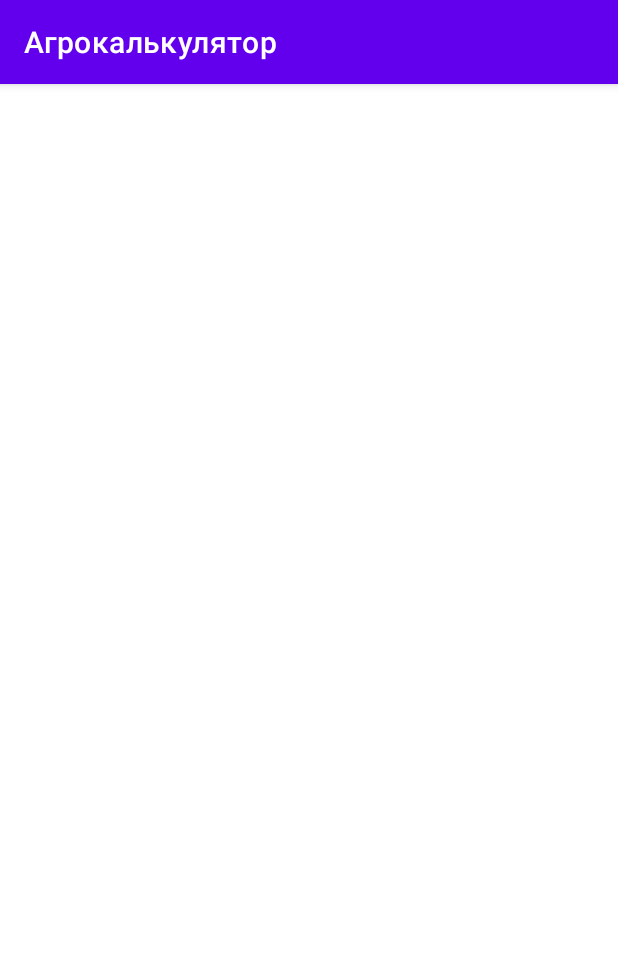
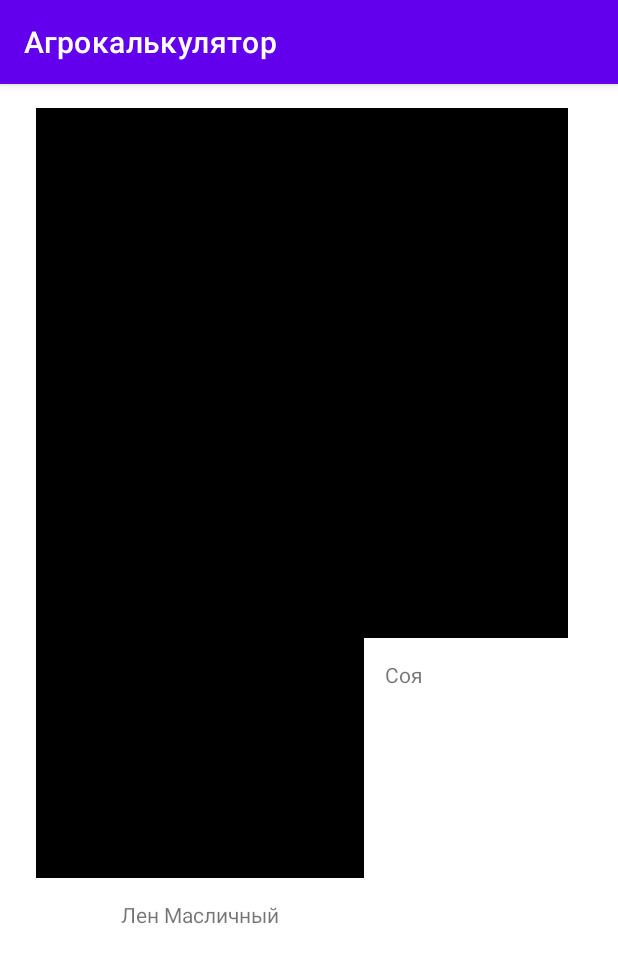
Before and after one commit to PotatoHakers/AS-Agrocalculator, an Android app: the OilseedsCulture screen opened directly, with no data from a screen before it, on a phone screen of 412 x 824 dp. Shown: the top 963 px of the screen. Run offline under Robolectric (Android 15) with nearby library versions, the phone set to English and light mode, and no system bars.

Commit message:
new changes

```diff
--- a/app/src/main/res/layout/oilseeds_culture.xml
+++ b/app/src/main/res/layout/oilseeds_culture.xml
@@ -1,6 +1,154 @@
 <?xml version="1.0" encoding="utf-8"?>
 <androidx.constraintlayout.widget.ConstraintLayout xmlns:android="http://schemas.android.com/apk/res/android"
+    xmlns:app="http://schemas.android.com/apk/res-auto"
+    xmlns:tools="http://schemas.android.com/tools"
     android:layout_width="match_parent"
     android:layout_height="match_parent">
 
+    <!--region Подсолнечник-->
+    <ImageView
+        android:id="@+id/imageViewSunflower"
+        android:layout_width="328px"
+        android:layout_height="284px"
+        android:layout_row="0"
+        android:layout_rowWeight="1"
+        android:layout_column="0"
+        android:layout_columnWeight="1"
+        android:layout_marginStart="24dp"
+        android:layout_marginTop="16dp"
+        android:scaleType="centerCrop"
+        android:src="@drawable/black"
+        app:layout_constraintStart_toStartOf="parent"
+        app:layout_constraintTop_toTopOf="parent" />
+
+    <TextView
+        android:id="@+id/textViewSunflower"
+        android:layout_width="328px"
+        android:layout_height="50px"
+        android:layout_marginStart="24dp"
+        android:layout_marginTop="8dp"
+        android:gravity="center"
+        android:text="Подсолнечник"
+        app:layout_constraintStart_toStartOf="parent"
+        app:layout_constraintTop_toBottomOf="@+id/imageViewSunflower" />
+    <!--endregion Подсолнечник-->
+
+    <!--region Рапс озимый-->
+
+    <ImageView
+        android:id="@+id/imageViewWinterRapeseed"
+        android:layout_width="328px"
+        android:layout_height="284px"
+        android:layout_row="0"
+        android:layout_rowWeight="1"
+        android:layout_column="0"
+        android:layout_columnWeight="1"
+        android:layout_marginStart="160dp"
+        android:layout_marginTop="16dp"
+        android:scaleType="centerCrop"
+        android:src="@drawable/black"
+        app:layout_constraintStart_toStartOf="parent"
+        app:layout_constraintTop_toTopOf="parent" />
+
+    <TextView
+        android:id="@+id/textViewWinterRapeseed"
+        android:layout_width="328px"
+        android:layout_height="50px"
+        android:layout_marginStart="160dp"
+        android:layout_marginTop="8dp"
+        android:gravity="center"
+        android:text="Рапс озимый"
+        app:layout_constraintStart_toStartOf="parent"
+        app:layout_constraintTop_toBottomOf="@+id/imageViewWinterRapeseed" />
+
+    <!--endregion Рапс озимый-->
+
+    <!--region Рапс яровой-->
+    <ImageView
+        android:id="@+id/imageViewSpringRapeseed"
+        android:layout_width="328px"
+        android:layout_height="284px"
+        android:layout_row="0"
+        android:layout_rowWeight="1"
+        android:layout_column="0"
+        android:layout_columnWeight="1"
+        android:layout_marginStart="24dp"
+        android:layout_marginTop="180dp"
+        android:scaleType="centerCrop"
+        android:src="@drawable/black"
+        app:layout_constraintStart_toStartOf="parent"
+        app:layout_constraintTop_toTopOf="parent" />
+
+    <TextView
+        android:id="@+id/textViewSpringRapeseed"
+        android:layout_width="328px"
+        android:layout_height="50px"
+        android:layout_marginStart="24dp"
+        android:layout_marginTop="8dp"
+        android:gravity="center"
+        android:text="Рапс яровой"
+        app:layout_constraintStart_toStartOf="parent"
+        app:layout_constraintTop_toBottomOf="@+id/imageViewSpringRapeseed" />
+
+    <!--endregion Рапс яровой-->
+
+    <!--region Соя-->
+
+    <ImageView
+        android:id="@+id/imageViewSoy"
+        android:layout_width="328px"
+        android:layout_height="284px"
+        android:layout_row="0"
+        android:layout_rowWeight="1"
+        android:layout_column="0"
+        android:layout_columnWeight="1"
+        android:layout_marginStart="160dp"
+        android:layout_marginTop="180dp"
+        android:scaleType="centerCrop"
+        android:src="@drawable/black"
+        app:layout_constraintStart_toStartOf="parent"
+        app:layout_constraintTop_toTopOf="parent" />
+
+    <TextView
+        android:id="@+id/textViewSoy"
+        android:layout_width="328px"
+        android:layout_height="50px"
+        android:layout_marginStart="160dp"
+        android:layout_marginTop="8dp"
+        android:gravity="center"
+        android:text="Соя"
+        app:layout_constraintStart_toStartOf="parent"
+        app:layout_constraintTop_toBottomOf="@+id/imageViewSoy" />
+
+    <!--endregion Соя-->
+
+    <!--region Лен Масличный-->
+
+    <ImageView
+        android:id="@+id/imageViewOilseedFlax"
+        android:layout_width="328px"
+        android:layout_height="284px"
+        android:layout_row="0"
+        android:layout_rowWeight="1"
+        android:layout_column="0"
+        android:layout_columnWeight="1"
+        android:layout_marginStart="24dp"
+        android:layout_marginTop="340dp"
+        android:scaleType="centerCrop"
+        android:src="@drawable/black"
+        app:layout_constraintStart_toStartOf="parent"
+        app:layout_constraintTop_toTopOf="parent" />
+
+    <TextView
+        android:id="@+id/textViewOilseddFlax"
+        android:layout_width="328px"
+        android:layout_height="50px"
+        android:layout_marginStart="24dp"
+        android:layout_marginTop="8dp"
+        android:gravity="center"
+        android:text="Лен Масличный"
+        app:layout_constraintStart_toStartOf="parent"
+        app:layout_constraintTop_toBottomOf="@+id/imageViewOilseedFlax" />
+    <!--endregion Лен Масличный-->
+
 </androidx.constraintlayout.widget.ConstraintLayout>
```
